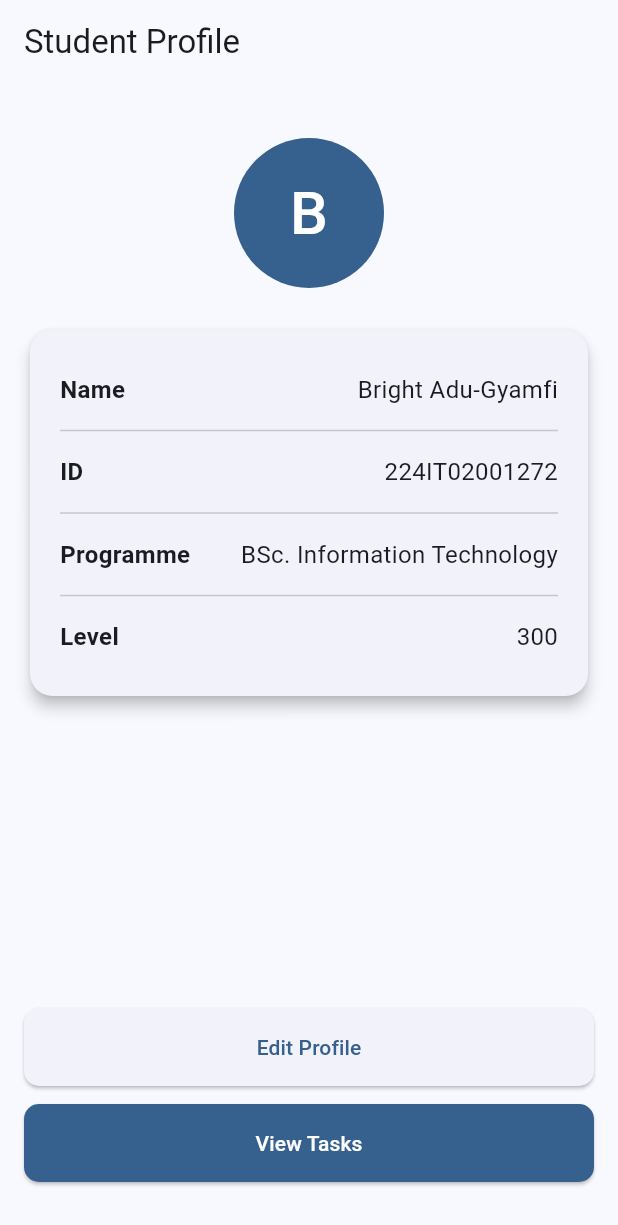
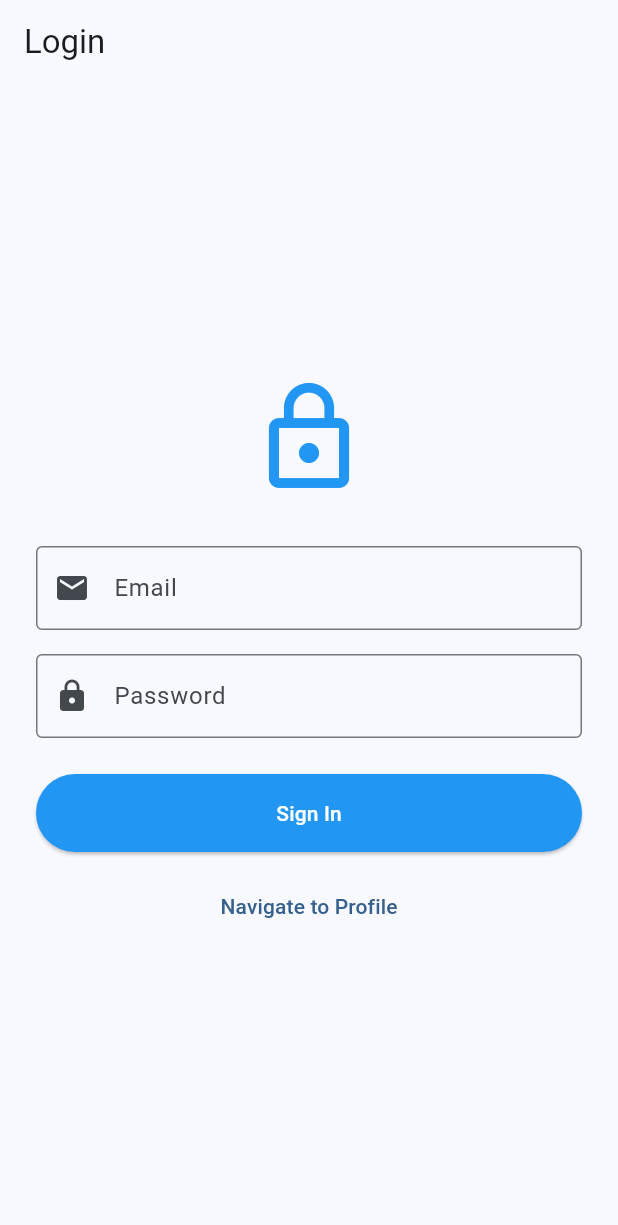
Before and after one commit to Brixco-web/INFT425_MidSem_Bright_Adu-Gyamfi_224IT02001272, a Flutter app: the screen it shows after launch, on a phone screen of 412 x 824 dp. Shown: the top 1225 px of the screen. Run offline on Flutter 3.47's test engine with Material 3 defaults, Android fonts, the phone set to English and light mode, and no system bars; our stand-ins replace firebase_core, shared_preferences; accounts and stored records are empty.

Commit message:
feat: phase 4 - firebase integration, login UI, and final polish

```diff
--- /dev/null
+++ b/midsem_exams/lib/screens/login_screen.dart
@@ -0,0 +1,84 @@
+import 'package:flutter/material.dart';
+import 'profile_screen.dart';
+
+class LoginScreen extends StatefulWidget {
+  const LoginScreen({super.key});
+
+  @override
+  State<LoginScreen> createState() => _LoginScreenState();
+}
+
+class _LoginScreenState extends State<LoginScreen> {
+  final _emailController = TextEditingController();
+  final _passwordController = TextEditingController();
+
+  void _signIn() {
+    debugPrint('--- Dummy Firebase Auth ---');
+    debugPrint('Email: ${_emailController.text}');
+    debugPrint('Password: ${_passwordController.text}');
+    debugPrint('--------------------------');
+
+    ScaffoldMessenger.of(context).showSnackBar(
+      const SnackBar(content: Text('Check console for credentials')),
+    );
+  }
+
+  @override
+  Widget build(BuildContext context) {
+    return Scaffold(
+      appBar: AppBar(title: const Text('Login')),
+      body: Padding(
+        padding: const EdgeInsets.all(24.0),
+        child: Column(
+          mainAxisAlignment: MainAxisAlignment.center,
+          children: [
+            const Icon(Icons.lock_outline, size: 80, color: Colors.blue),
+            const SizedBox(height: 32),
+            TextField(
+              controller: _emailController,
+              decoration: const InputDecoration(
+                labelText: 'Email',
+                border: OutlineInputBorder(),
+                prefixIcon: Icon(Icons.email),
+              ),
+              keyboardType: TextInputType.emailAddress,
+            ),
+            const SizedBox(height: 16),
+            TextField(
+              controller: _passwordController,
+              decoration: const InputDecoration(
+                labelText: 'Password',
+                border: OutlineInputBorder(),
+                prefixIcon: Icon(Icons.lock),
+              ),
+              obscureText: true,
+            ),
+            const SizedBox(height: 24),
+            SizedBox(
+              width: double.infinity,
+              child: ElevatedButton(
+                onPressed: _signIn,
+                style: ElevatedButton.styleFrom(
+                  padding: const EdgeInsets.symmetric(vertical: 16),
+                  backgroundColor: Colors.blue,
+                  foregroundColor: Colors.white,
+                ),
+                child: const Text('Sign In'),
+              ),
+            ),
+            const SizedBox(height: 12),
+            TextButton(
+              onPressed: () {
+                Navigator.push(
+                  context,
+                  MaterialPageRoute(builder: (context) => const ProfileScreen()),
+                );
+              },
+              child: const Text('Navigate to Profile'),
+            ),
+          ],
+        ),
+      ),
+    );
+  }
+}
--- a/midsem_exams/pubspec.yaml
+++ b/midsem_exams/pubspec.yaml
@@ -35,6 +35,8 @@ dependencies:
   # Use with the CupertinoIcons class for iOS style icons.
   cupertino_icons: ^1.0.8
   intl: ^0.20.2
+  shared_preferences: ^2.5.4
+  firebase_core: ^4.5.0
 
 dev_dependencies:
   flutter_test:
```
Also changed, not shown: midsem_exams/lib/main.dart (+14 -3 lines), midsem_exams/lib/models/task.dart (+18 -0 lines), midsem_exams/lib/screens/task_list_screen.dart (+39 -3 lines), midsem_exams/pubspec.lock, 3 other files.
